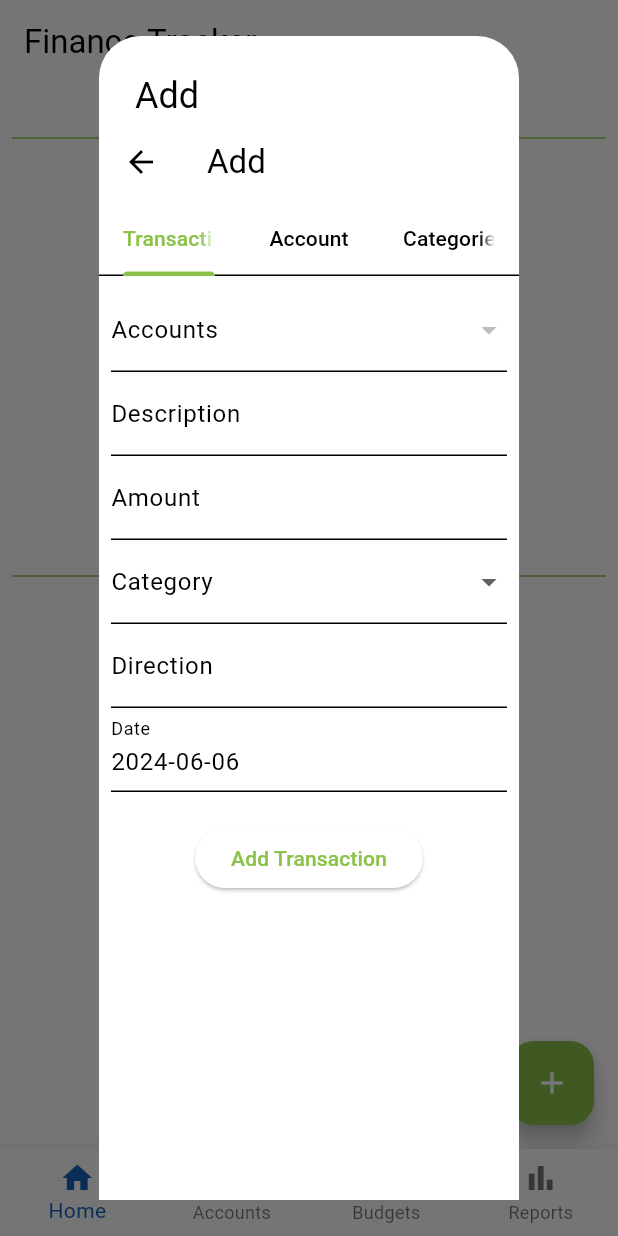
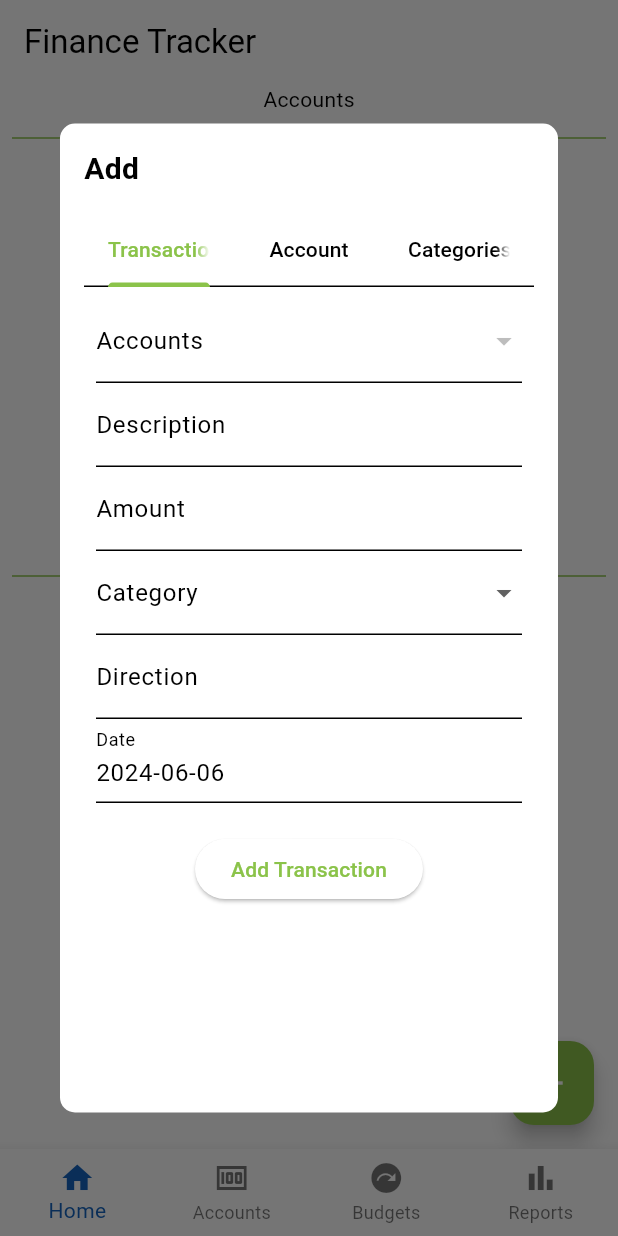
Before and after one commit to darlingson/makobili_flutter_app, a Flutter app: the screen it shows after launch, after a tap on the "add" icon, on a phone screen of 412 x 824 dp. Run offline on Flutter 3.47's test engine with Material 3 defaults, Android fonts, the phone set to English and light mode, and no system bars; our stand-ins replace sqflite; missing offline and left inert: dart:js; accounts and stored records are empty.

Commit message:
modified the dimensions of the add form on the homescreen

```diff
--- a/lib/components/homescreen_add_actions_dialog.dart
+++ b/lib/components/homescreen_add_actions_dialog.dart
@@ -10,24 +10,26 @@ class HomeScreenAddActionsDialog extends StatelessWidget {
   Widget build(BuildContext context) {
     return DefaultTabController(
       length: 3,
-        child: Scaffold(
-          appBar: AppBar(
-            title: const Text('Add'),
-            bottom: const TabBar(
+      child: Column(
+        children: [
+          const TabBar(
             tabs: [
               Tab(text: 'Transaction'),
               Tab(text: 'Account'),
               Tab(text: 'Categories'),
             ],
           ),
-          ),
-          body: const TabBarView(
+          const Expanded(
+            child: TabBarView(
               children: [
                 AddTransactionForm(),
                 AddAccountForm(),
-              AddCategoriesForm()
+                AddCategoriesForm(),
               ],
             ),
-        ));
+          ),
+        ],
+      ),
+    );
   }
 }
--- a/lib/screens/home_screen.dart
+++ b/lib/screens/home_screen.dart
@@ -41,14 +41,33 @@ class _HomeScreenState extends State<HomeScreen> {
 
   void _showAddAccountDialog(BuildContext context) {
     showDialog(
-        context: context,
-        builder: (BuildContext context) {
-          return const AlertDialog(
-            title: Text('Add'),
-            content: HomeScreenAddActionsDialog(),
-            contentPadding: EdgeInsets.zero,
-          );
-        });
+      context: context,
+      builder: (BuildContext context) {
+        return Dialog(
+          shape: RoundedRectangleBorder(
+            borderRadius: BorderRadius.circular(10.0),
+          ),
+          child: Container(
+            padding: const EdgeInsets.all(16.0),
+            constraints: BoxConstraints(
+                maxHeight: MediaQuery.of(context).size.height *
+                    0.8), // Adjust the height as needed
+            child: const Column(
+              mainAxisSize: MainAxisSize.min,
+              crossAxisAlignment: CrossAxisAlignment.start,
+              children: <Widget>[
+                Text(
+                  'Add',
+                  style: TextStyle(fontSize: 20.0, fontWeight: FontWeight.bold),
+                ),
+                SizedBox(height: 16.0),
+                Expanded(child: HomeScreenAddActionsDialog()),
+              ],
+            ),
+          ),
+        );
+      },
+    );
   }
 
   @override
```
Lines whose indentation alone changed are shown as unchanged.
